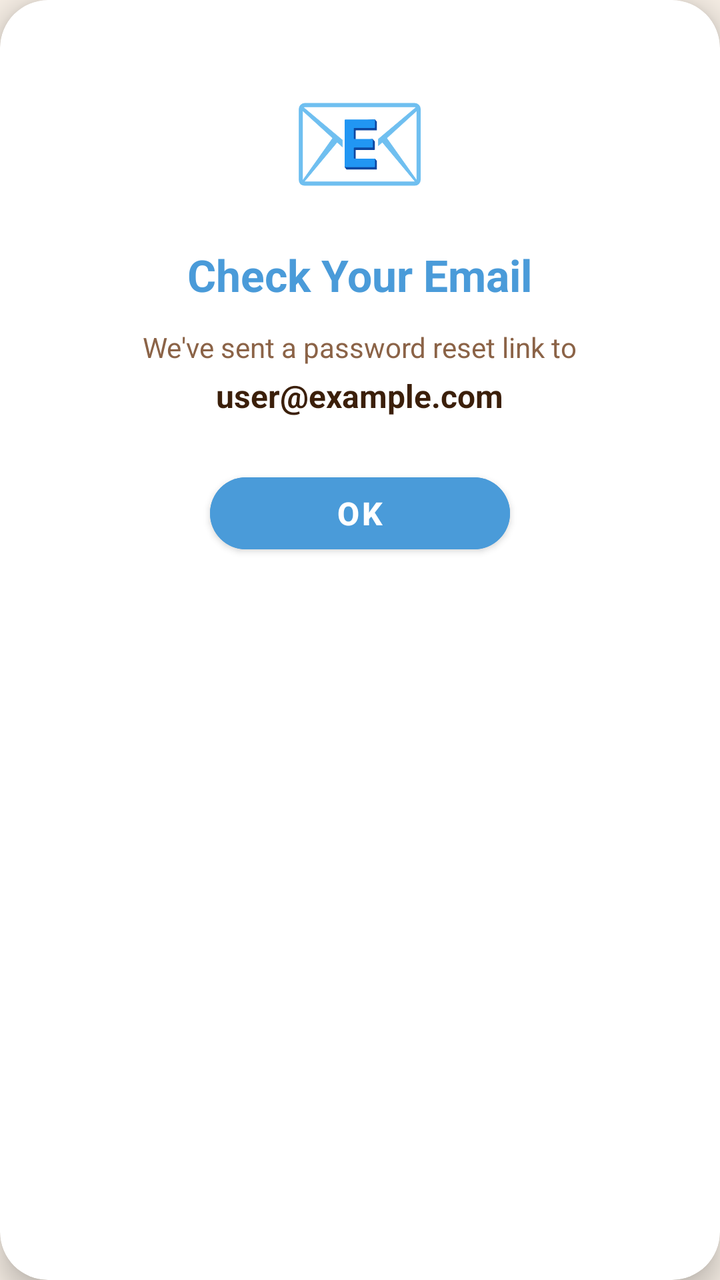
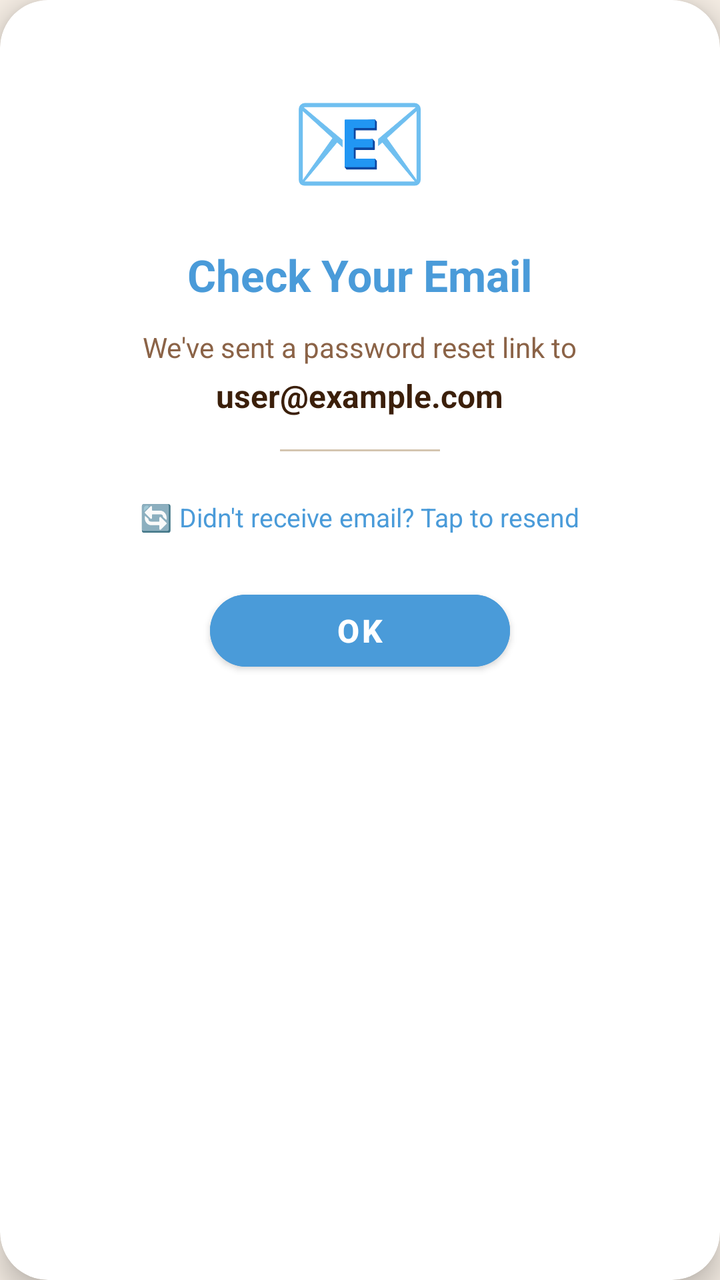

The first picture is an Android layout as it rendered before a commit; the second is the same layout after the commit. The layout source and the unified diff follow.
<!-- AndroidManifest.xml: application theme Theme.AutiMate -->
<!-- res/layout/dialog_reset_success.xml -->
<?xml version="1.0" encoding="utf-8"?>
<androidx.cardview.widget.CardView xmlns:android="http://schemas.android.com/apk/res/android"
    xmlns:app="http://schemas.android.com/apk/res-auto"
    android:layout_width="match_parent"
    android:layout_height="wrap_content"
    app:cardCornerRadius="24dp"
    app:cardElevation="8dp"
    app:cardBackgroundColor="@color/white"
    android:layout_margin="24dp">

    <LinearLayout
        android:layout_width="match_parent"
        android:layout_height="wrap_content"
        android:orientation="vertical"
        android:padding="32dp"
        android:gravity="center">

        <TextView
            android:layout_width="wrap_content"
            android:layout_height="wrap_content"
            android:text="📧"
            android:textSize="56sp"
            android:layout_marginBottom="16dp" />

        <TextView
            android:layout_width="wrap_content"
            android:layout_height="wrap_content"
            android:text="Check Your Email"
            android:textSize="22sp"
            android:textStyle="bold"
            android:textColor="@color/soft_blue"
            android:textAlignment="center"
            android:layout_marginBottom="12dp" />

        <TextView
            android:layout_width="wrap_content"
            android:layout_height="wrap_content"
            android:text="We've sent a password reset link to"
            android:textSize="14sp"
            android:textColor="@color/light_brown"
            android:textAlignment="center" />

        <TextView
            android:id="@+id/tvEmail"
            android:layout_width="wrap_content"
            android:layout_height="wrap_content"
            android:text="user@example.com"
            android:textSize="16sp"
            android:textStyle="bold"
            android:textColor="@color/text_dark"
            android:textAlignment="center"
            android:layout_marginTop="4dp"
            android:layout_marginBottom="24dp" />

        <Button
            android:id="@+id/btnOk"
            android:layout_width="150dp"
            android:layout_height="48dp"
            android:text="OK"
            android:textSize="16sp"
            android:textStyle="bold"
            android:textColor="@color/white"
            android:backgroundTint="@color/soft_blue"
            app:cornerRadius="24dp" />

    </LinearLayout>

</androidx.cardview.widget.CardView>
<!-- resources referenced by this layout -->
<resources>
  <color name="light_brown">#8B6347</color>
  <color name="soft_blue">#4A9BD9</color>
  <color name="text_dark">#3B1F0A</color>
  <color name="white">#FFFFFF</color>
  <style name="Theme.AutiMate" parent="Theme.MaterialComponents.DayNight.NoActionBar">
          <item name="colorPrimary">@color/cream</item>
          <item name="colorPrimaryVariant">@color/beige</item>
          <item name="colorOnPrimary">@color/text_dark</item>
          <item name="colorSecondary">@color/soft_blue</item>
          <item name="colorSecondaryVariant">@color/khaki</item>
          <item name="colorOnSecondary">@color/white</item>
          <item name="android:statusBarColor">@color/cream</item>
          <item name="android:windowBackground">@color/cream</item>
          <item name="android:textColor">@color/text_dark</item>
      </style>
  <color name="cream">#F5EDE4</color>
  <color name="beige">#EDE5D9</color>
  <color name="khaki">#C4A882</color>
</resources>

<!-- the commit's change to res/layout/dialog_reset_success.xml (unified diff, before → after) -->
@@ -50,7 +50,28 @@
             android:textColor="@color/text_dark"
             android:textAlignment="center"
             android:layout_marginTop="4dp"
-            android:layout_marginBottom="24dp" />
+            android:layout_marginBottom="16dp" />
+
+        
+        <View
+            android:layout_width="80dp"
+            android:layout_height="1dp"
+            android:background="@color/divider"
+            android:layout_marginBottom="16dp" />
+
+        
+        <TextView
+            android:id="@+id/tvResend"
+            android:layout_width="wrap_content"
+            android:layout_height="wrap_content"
+            android:text="🔄 Didn't receive email? Tap to resend"
+            android:textSize="13sp"
+            android:textColor="@color/soft_blue"
+            android:textAlignment="center"
+            android:clickable="true"
+            android:focusable="true"
+            android:padding="8dp"
+            android:layout_marginBottom="16dp" />
 
         <Button
             android:id="@+id/btnOk"
<!-- resource entries referenced after the edit -->
@@ -1,22 +1,49 @@
 <!-- resources referenced by this layout -->
 <resources>
+  <color name="divider">#D4C5B0</color>
   <color name="light_brown">#8B6347</color>
   <color name="soft_blue">#4A9BD9</color>
   <color name="text_dark">#3B1F0A</color>
   <color name="white">#FFFFFF</color>
   <style name="Theme.AutiMate" parent="Theme.MaterialComponents.DayNight.NoActionBar">
+          
           <item name="colorPrimary">@color/cream</item>
           <item name="colorPrimaryVariant">@color/beige</item>
           <item name="colorOnPrimary">@color/text_dark</item>
+  
+          
           <item name="colorSecondary">@color/soft_blue</item>
           <item name="colorSecondaryVariant">@color/khaki</item>
           <item name="colorOnSecondary">@color/white</item>
+  
+          
           <item name="android:statusBarColor">@color/cream</item>
+  
+          
           <item name="android:windowBackground">@color/cream</item>
+  
+          
           <item name="android:textColor">@color/text_dark</item>
+  
+          
+          <item name="android:buttonBarPositiveButtonStyle">@style/LightPositiveButtonStyle</item>
+          <item name="android:buttonBarNegativeButtonStyle">@style/LightNegativeButtonStyle</item>
+          <item name="android:buttonBarNeutralButtonStyle">@style/LightNeutralButtonStyle</item>
       </style>
   <color name="cream">#F5EDE4</color>
   <color name="beige">#EDE5D9</color>
   <color name="khaki">#C4A882</color>
+  <style name="LightPositiveButtonStyle" parent="Widget.AppCompat.Button.ButtonBar.AlertDialog">
+          <item name="android:textColor">@android:color/black</item>
+          <item name="android:textStyle">bold</item>
+      </style>
+  <style name="LightNegativeButtonStyle" parent="Widget.AppCompat.Button.ButtonBar.AlertDialog">
+          <item name="android:textColor">@android:color/black</item>
+          <item name="android:textStyle">bold</item>
+      </style>
+  <style name="LightNeutralButtonStyle" parent="Widget.AppCompat.Button.ButtonBar.AlertDialog">
+          <item name="android:textColor">@android:color/black</item>
+          <item name="android:textStyle">bold</item>
+      </style>
 </resources>
 
